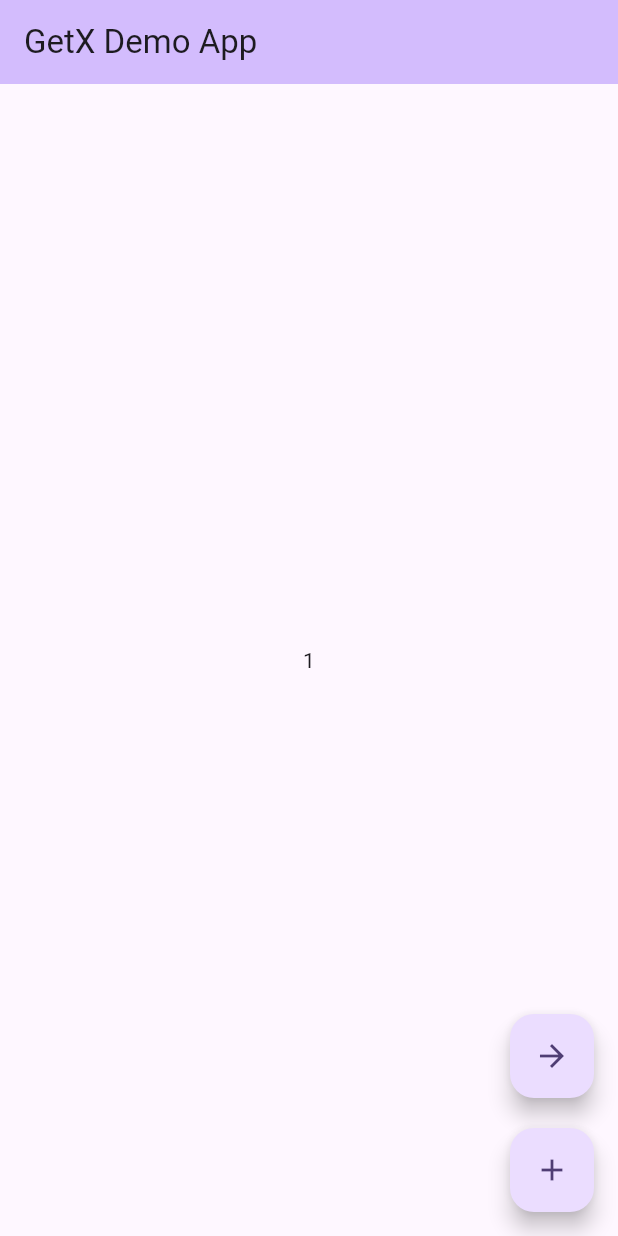
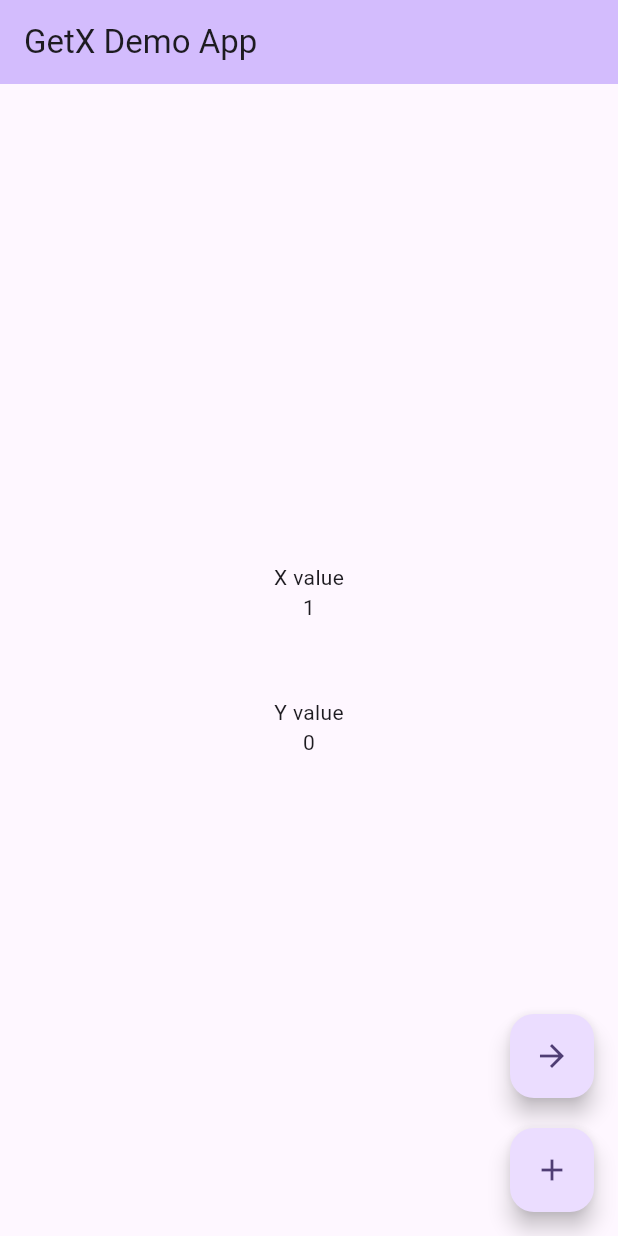
Before and after one commit to Thamzihmani/getx_demo, a Flutter app: the screen it shows after launch, after a tap on the "add" icon, on a phone screen of 412 x 824 dp. Run offline on Flutter 3.47's test engine with Material 2 defaults, Android fonts, the phone set to English and light mode, and no system bars; our stand-ins replace get.

Commit message:
Implemented obs method

```diff
--- a/lib/controller/increment_controller.dart
+++ b/lib/controller/increment_controller.dart
@@ -2,13 +2,39 @@ import 'package:flutter/foundation.dart';
 import 'package:get/get.dart';
 
 class IncrementController extends GetxController{
-  int counterValue = 0;
-  int get value => counterValue;
-  void increment(){
-    counterValue++;
+  int _x = 0;
+  int get x => _x;
+
+  RxInt _y = 0.obs;
+  RxInt get y => _y;
+
+  void incrementX(){
+    _x++;
     update();
     if (kDebugMode) {
-      print("Value : $counterValue");
+      print("Increment X Value : $_x");
+    }
+  }
+
+  void decrementX(){
+    _x--;
+    update();
+    if (kDebugMode) {
+      print("Decrement X Value : $_x");
+    }
+  }
+
+  void incrementY(){
+    _y.value++;
+    if (kDebugMode) {
+      print("Increment Y Value : ${_y}");
+    }
+  }
+
+  void decrementY(){
+    _y.value--;
+    if (kDebugMode) {
+      print("Decrement Y Value : ${_y}");
     }
   }
 }
--- a/lib/views/home_page.dart
+++ b/lib/views/home_page.dart
@@ -6,11 +6,13 @@ import '../controller/increment_controller.dart';
 
 class MyHomePage extends StatefulWidget {
   const MyHomePage({super.key, required this.title});
+
   final String title;
 
   @override
   State<MyHomePage> createState() => _MyHomePageState();
 }
+
 class _MyHomePageState extends State<MyHomePage> {
   final IncrementController _controller = Get.put(IncrementController());
   @override
@@ -20,22 +22,40 @@ class _MyHomePageState extends State<MyHomePage> {
         backgroundColor: Theme.of(context).colorScheme.inversePrimary,
         title: Text(widget.title),
       ),
-      body: GetBuilder<IncrementController>(builder: (controller) => Center(child: Text("${controller.value}"),)),
+      body: Column(
+        mainAxisAlignment: MainAxisAlignment.center,
+        children: [
+          const Text("X value"),
+          GetBuilder<IncrementController>(
+              builder: (_) => Center(
+                    child: Text("${_controller.x}"),
+                  )),
+          const SizedBox(height: 50,),
+          const Text("Y value"),
+          Obx(() =>Center(
+              child: Text("${_controller.y}"),
+            ),
+          )
+        ],
+      ),
       floatingActionButton: Column(
         mainAxisAlignment: MainAxisAlignment.end,
         children: [
           FloatingActionButton(
             heroTag: "Page navigation",
             onPressed: () {
-             Get.to(()=>const FirstPage());
+              Get.to(() => const FirstPage());
             },
-            tooltip: 'Increment',
+            tooltip: 'Next page',
             child: const Icon(Icons.arrow_forward_outlined),
           ),
-          const SizedBox(height: 20,),
-          FloatingActionButton(heroTag: "Increment",
+          const SizedBox(
+            height: 20,
+          ),
+          FloatingActionButton(
+            heroTag: "Increment",
             onPressed: () {
-              _controller.increment();
+              _controller.incrementX();
             },
             tooltip: 'Increment',
             child: const Icon(Icons.add),
```
Also changed, not shown: lib/views/first_page.dart (+38 -1 lines), lib/views/second_page.dart (added, +52 -0 lines), lib/views/third_page.dart (added, +50 -0 lines).
